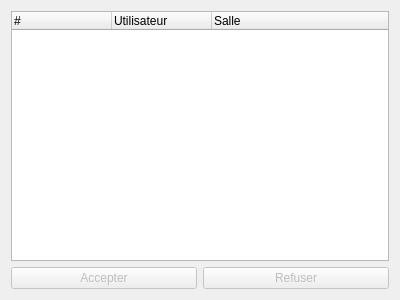
This is Chat/viewmembershiprequests.ui in edri/ProjetChat2015 as Qt 5 draws it before an edit. The edited form follows.
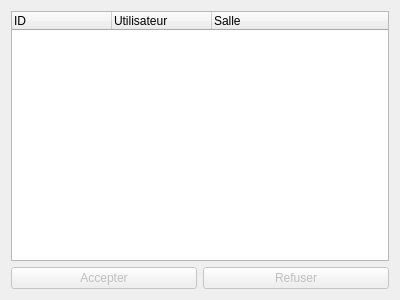
This is the edited form. Icons and pictures are not drawn.

What changed in the file:
```diff
--- a/Chat/viewmembershiprequests.ui
+++ b/Chat/viewmembershiprequests.ui
@@ -22,7 +22,7 @@
     <widget class="QTreeWidget" name="tre_requests">
      <column>
       <property name="text">
-       <string>#</string>
+       <string>ID</string>
       </property>
      </column>
      <column>
```
